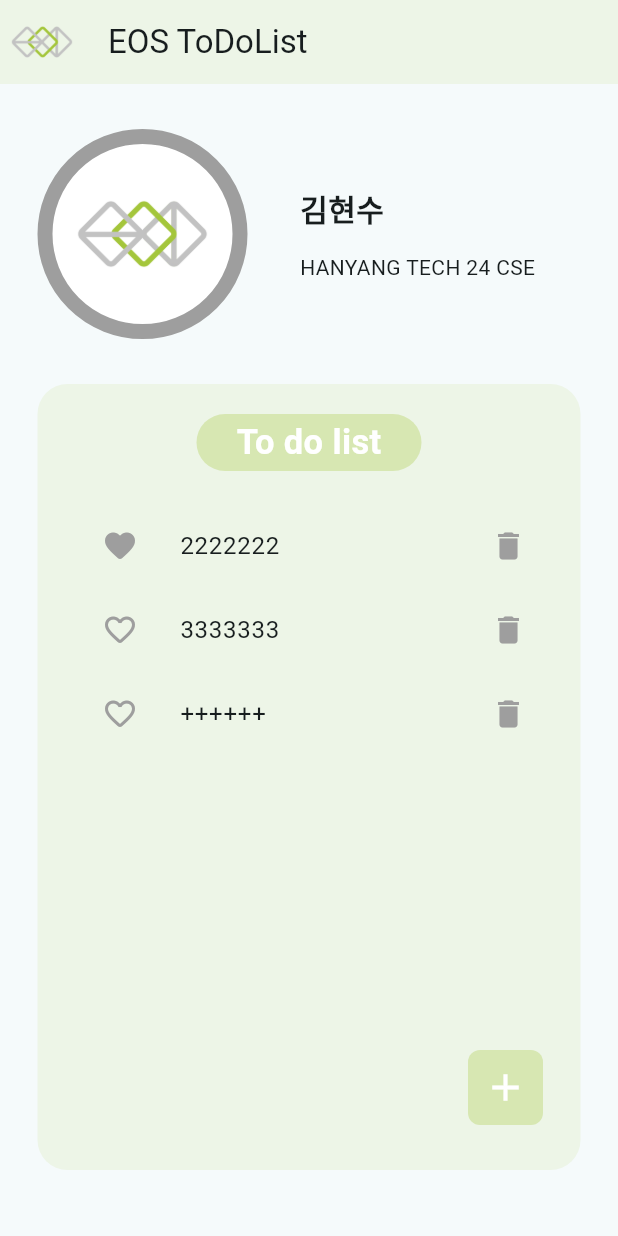
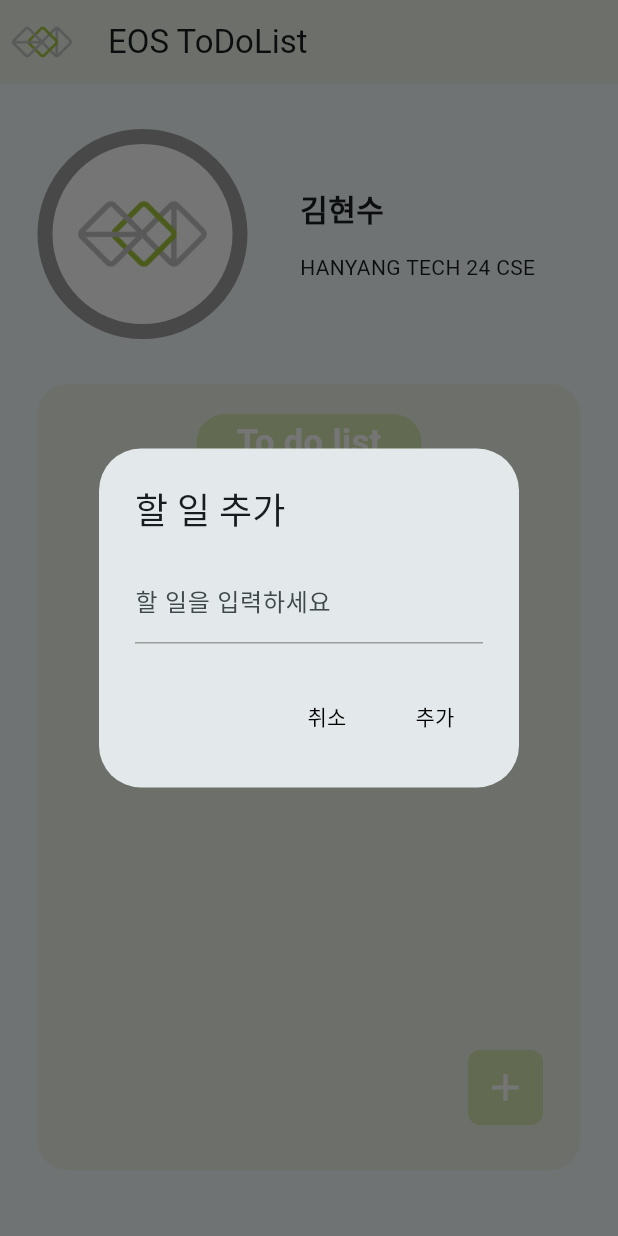
Before and after one commit to DECODINGBOT/2024_EOS_BASIC, a Flutter app: the screen it shows after launch, after a tap on the "favorite outline" icon, after a tap on the "delete" icon, after a tap on the "add" icon, on a phone screen of 412 x 824 dp. Run offline on Flutter 3.47's test engine with Material 3 defaults, Android fonts, the phone set to English and light mode, and no system bars; Roboto replaces fonts that are missing (Pretendard).

```diff
--- a/lib/screens/home_screen.dart
+++ b/lib/screens/home_screen.dart
@@ -12,6 +12,7 @@ class HomeScreen extends StatefulWidget {
 
 class _HomeScreenState extends State<HomeScreen> {
   List toDoLists = [];
+  final TextEditingController _textController = TextEditingController();
 
   @override
   void initState() {
@@ -19,6 +20,12 @@ class _HomeScreenState extends State<HomeScreen> {
     toDoLists.add("1111111");
     toDoLists.add("2222222");
     toDoLists.add("3333333");
+  }
+
+  @override
+  void dispose() {
+    _textController.dispose();
+    super.dispose();
   }
 
   @override
@@ -134,11 +141,7 @@ class _HomeScreenState extends State<HomeScreen> {
                   bottom: 30,
                   right: 50,
                   child: AddButton(
-                      onPressed: () {
-                        setState(() {
-                          toDoLists.add("++++++");
-                        });
-                      },
+                      onPressed: _showAddToDoDialog,
                   ),
               ),
             ],
@@ -147,4 +150,51 @@ class _HomeScreenState extends State<HomeScreen> {
       ),
     );
   }
+
+  void _showAddToDoDialog(){
+    showDialog(context: context, builder: (BuildContext context){
+      return AlertDialog(
+        title: Text('할 일 추가'),
+        content: TextField(
+          controller: _textController,
+          decoration: InputDecoration(
+            labelText: '할 일을 입력하세요',
+            border: UnderlineInputBorder(),
+            enabledBorder: UnderlineInputBorder(
+              borderSide: BorderSide(color: Colors.grey),
+            ),
+            focusedBorder: UnderlineInputBorder(
+              borderSide: BorderSide(color: Colors.black),
+            )
+          ),
+        ),
+        actions: [
+          TextButton(onPressed: () {
+              Navigator.of(context).pop();
+              },
+            child: Text('취소',
+                style: TextStyle(
+                  color: Colors.black,
+                )
+            ),
+          ),
+          TextButton(onPressed: () {
+            if(_textController.text.isNotEmpty){
+              setState((){
+                toDoLists.add(_textController.text);
+                _textController.clear();
+              });
+              Navigator.of(context).pop();
+            }
+            },
+              child: Text('추가',
+                  style: TextStyle(
+                    color: Colors.black,
+                  )
+              ),
+          )
+        ],
+      );
+    });
+  }
 }
```
Also changed, not shown: assignment/week6_1.png (added), assignment/week6_2.png (added).
